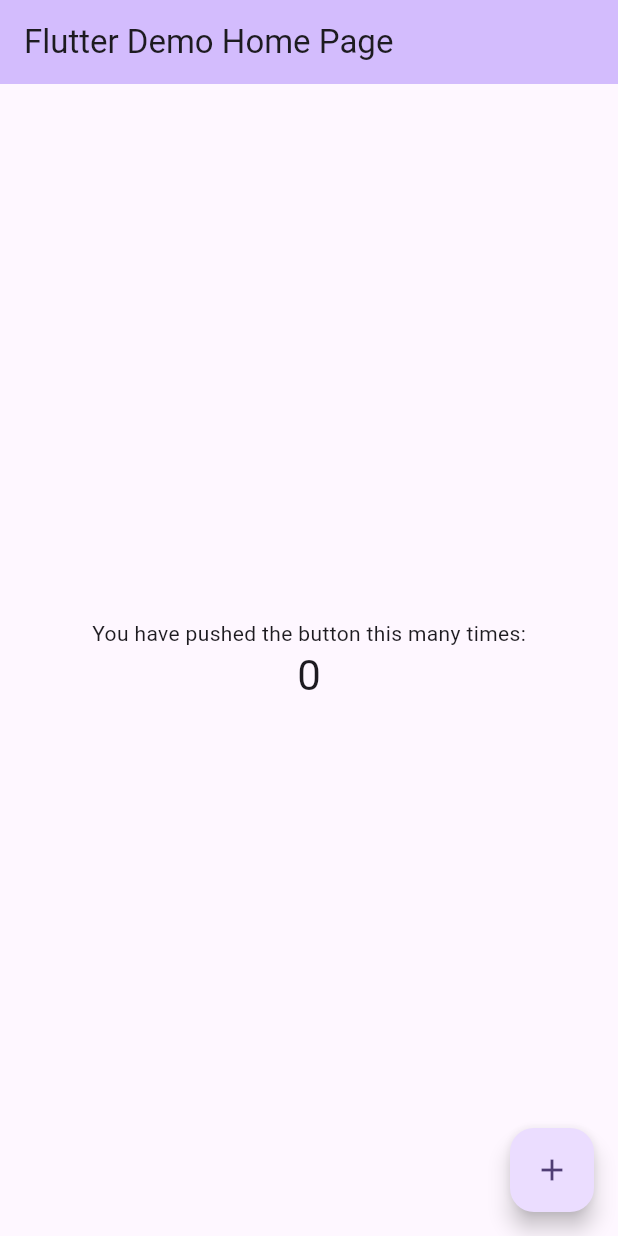
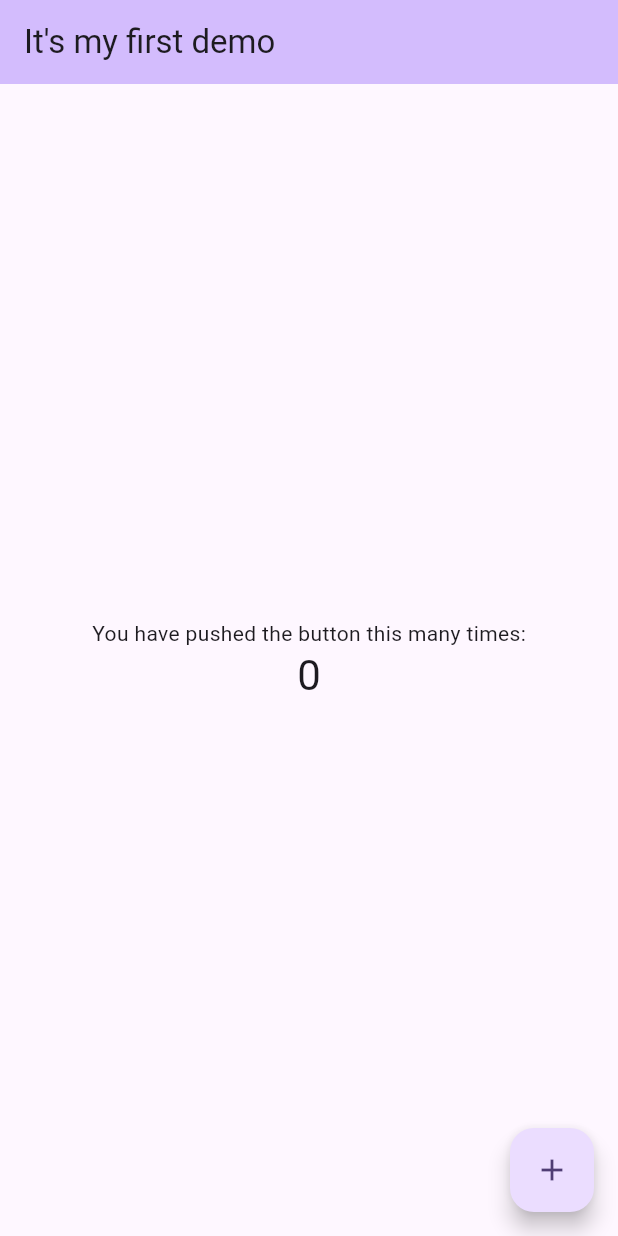
Before and after one commit to devultro/ci_cd_demo, a Flutter app: the screen it shows after launch, on a phone screen of 412 x 824 dp. Run offline on Flutter 3.47's test engine with Material 3 defaults, Android fonts, the phone set to English and light mode, and no system bars; our stand-ins replace firebase_core; accounts and stored records are empty.

Commit message:
main file in change

```diff
--- a/lib/main.dart
+++ b/lib/main.dart
@@ -1,5 +1,6 @@
+import 'package:firebase_core/firebase_core.dart';
 import 'package:flutter/material.dart';
-import 'package:firebase_core/firebase_core.dart';
+
 import 'firebase_options.dart';
 
 Future<void> main() async {
@@ -13,46 +14,21 @@ Future<void> main() async {
 class MyApp extends StatelessWidget {
   const MyApp({super.key});
 
-  // This widget is the root of your application.
   @override
   Widget build(BuildContext context) {
     return MaterialApp(
       title: 'Flutter Demo',
       theme: ThemeData(
-        // This is the theme of your application.
-        //
-        // TRY THIS: Try running your application with "flutter run". You'll see
-        // the application has a purple toolbar. Then, without quitting the app,
-        // try changing the seedColor in the colorScheme below to Colors.green
-        // and then invoke "hot reload" (save your changes or press the "hot
-        // reload" button in a Flutter-supported IDE, or press "r" if you used
-        // the command line to start the app).
-        //
-        // Notice that the counter didn't reset back to zero; the application
-        // state is not lost during the reload. To reset the state, use hot
-        // restart instead.
-        //
-        // This works for code too, not just values: Most code changes can be
-        // tested with just a hot reload.
         colorScheme: ColorScheme.fromSeed(seedColor: Colors.deepPurple),
         useMaterial3: true,
       ),
-      home: const MyHomePage(title: 'Flutter Demo Home Page'),
+      home: const MyHomePage(title: 'It\'s my first demo'),
     );
   }
 }
 
 class MyHomePage extends StatefulWidget {
   const MyHomePage({super.key, required this.title});
-
-  // This widget is the home page of your application. It is stateful, meaning
-  // that it has a State object (defined below) that contains fields that affect
-  // how it looks.
-
-  // This class is the configuration for the state. It holds the values (in this
-  // case the title) provided by the parent (in this case the App widget) and
-  // used by the build method of the State. Fields in a Widget subclass are
-  // always marked "final".
 
   final String title;
 
@@ -65,50 +41,19 @@ class _MyHomePageState extends State<MyHomePage> {
 
   void _incrementCounter() {
     setState(() {
-      // This call to setState tells the Flutter framework that something has
-      // changed in this State, which causes it to rerun the build method below
-      // so that the display can reflect the updated values. If we changed
-      // _counter without calling setState(), then the build method would not be
-      // called again, and so nothing would appear to happen.
       _counter++;
     });
   }
 
   @override
   Widget build(BuildContext context) {
-    // This method is rerun every time setState is called, for instance as done
-    // by the _incrementCounter method above.
-    //
-    // The Flutter framework has been optimized to make rerunning build methods
-    // fast, so that you can just rebuild anything that needs updating rather
-    // than having to individually change instances of widgets.
     return Scaffold(
       appBar: AppBar(
-        // TRY THIS: Try changing the color here to a specific color (to
-        // Colors.amber, perhaps?) and trigger a hot reload to see the AppBar
-        // change color while the other colors stay the same.
         backgroundColor: Theme.of(context).colorScheme.inversePrimary,
-        // Here we take the value from the MyHomePage object that was created by
-        // the App.build method, and use it to set our appbar title.
         title: Text(widget.title),
       ),
       body: Center(
-        // Center is a layout widget. It takes a single child and positions it
-        // in the middle of the parent.
         child: Column(
-          // Column is also a layout widget. It takes a list of children and
-          // arranges them vertically. By default, it sizes itself to fit its
-          // children horizontally, and tries to be as tall as its parent.
-          //
-          // Column has various properties to control how it sizes itself and
-          // how it positions its children. Here we use mainAxisAlignment to
-          // center the children vertically; the main axis here is the vertical
-          // axis because Columns are vertical (the cross axis would be
-          // horizontal).
-          //
-          // TRY THIS: Invoke "debug painting" (choose the "Toggle Debug Paint"
-          // action in the IDE, or press "p" in the console), to see the
-          // wireframe for each widget.
           mainAxisAlignment: MainAxisAlignment.center,
           children: <Widget>[
             const Text(
@@ -125,7 +70,7 @@ class _MyHomePageState extends State<MyHomePage> {
         onPressed: _incrementCounter,
         tooltip: 'Increment',
         child: const Icon(Icons.add),
-      ), // This trailing comma makes auto-formatting nicer for build methods.
+      ),
     );
   }
 }
```
